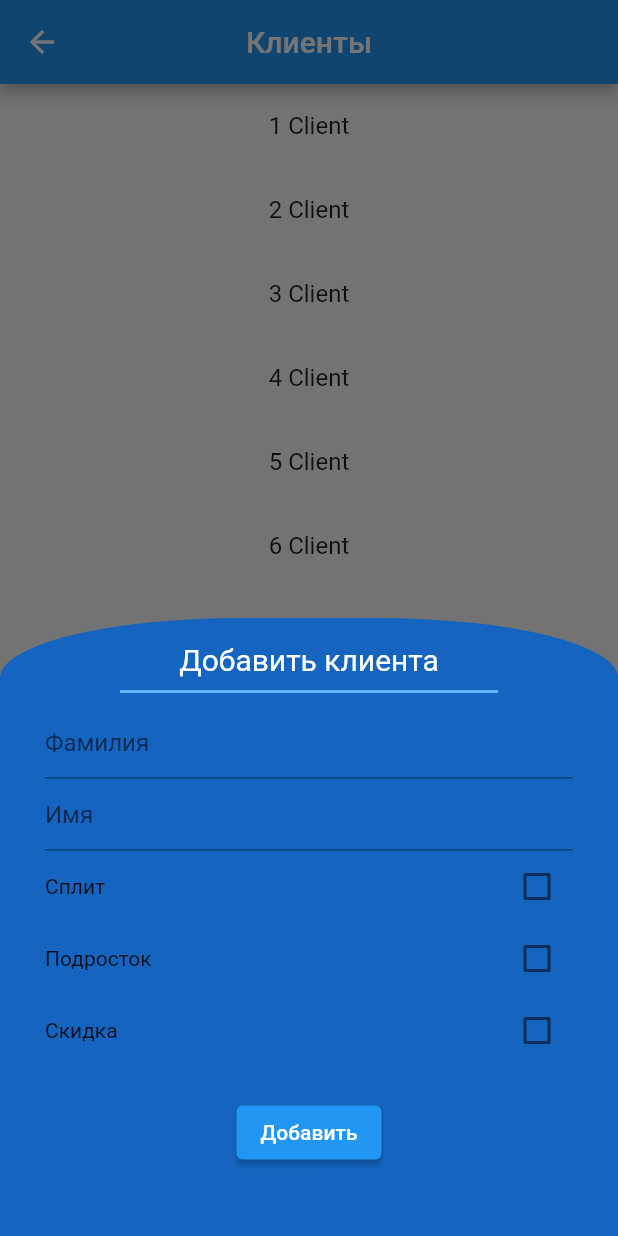
After one commit to rdv8/workout_done, a Flutter app: the ClientScreen screen opened directly, after a tap on "Добавить клиента", on a phone screen of 412 x 824 dp. The commit adds this screen. Run offline on Flutter 3.47's test engine with Material 2 defaults, Android fonts, the phone set to English and light mode, and no system bars.

Commit message:
add client_screen, statistic_screen

```diff
--- /dev/null
+++ b/lib/screens/client_screen/client_screen.dart
@@ -0,0 +1,105 @@
+import 'package:flutter/material.dart';
+import 'package:workout_done/screens/widgets/custom_modal_bottom_sheet.dart';
+
+
+class ClientScreen extends StatelessWidget {
+  const ClientScreen({Key? key}) : super(key: key);
+
+  @override
+  Widget build(BuildContext context) {
+    return Scaffold(
+      resizeToAvoidBottomInset: false,
+      appBar: AppBar(
+        centerTitle: true,
+        title: Text('Клиенты'),
+      ),
+      body: Column(
+        children: [
+          ListView.builder(
+            shrinkWrap: true,
+            itemCount: 10,
+            itemBuilder: (context, index) => ListTile(
+              title: Center(child: Text('${index + 1} Client')),
+            ),
+          ),
+          TextButton(
+            onPressed: () {
+              showCustomModalBottomSheet(context: context,body: CustomModalAddClient());
+            },
+            child: Text('Добавить клиента'),
+          ),
+        ],
+      ),
+    );
+  }
+}
+
+
+class CustomModalAddClient extends StatelessWidget {
+  const CustomModalAddClient({Key? key}) : super(key: key);
+
+  @override
+  Widget build(BuildContext context) {
+    return Container(
+      padding: const EdgeInsets.symmetric(horizontal: 30),
+      height: MediaQuery.of(context).size.height / 2,
+      child: Column(
+        children: [
+          const SizedBox(
+            height: 16,
+          ),
+          Text(
+            'Добавить клиента',
+            style: TextStyle(fontSize: 20, color: Colors.white),
+          ),
+          Divider(
+            color: Colors.blue.shade300,
+            height: 20,
+            thickness: 2,
+            indent: 50,
+            endIndent: 50,
+          ),
+          TextFormField(decoration: InputDecoration(hintText: 'Фамилия'),),
+          TextFormField(decoration: InputDecoration(hintText: 'Имя'),),
+          CheckBoxRow(title: 'Сплит', ),
+          CheckBoxRow(title: 'Подросток'),
+          CheckBoxRow(title: 'Скидка'),
+          const SizedBox(height: 20,),
+          ElevatedButton(onPressed: (){}, child: Text('Добавить')),
+
+
+
+        ],
+      ),
+    );
+  }
+}
+
+class CheckBoxRow extends StatefulWidget {
+  final String title;
+
+
+  const CheckBoxRow({required this.title, Key? key}) : super(key: key);
+
+  @override
+  _CheckBoxRowState createState() => _CheckBoxRowState();
+}
+
+class _CheckBoxRowState extends State<CheckBoxRow> {
+bool _value = false;
+
+  @override
+  Widget build(BuildContext context) {
+    return  Row(
+      mainAxisAlignment: MainAxisAlignment.spaceBetween,
+      children: [
+        Text(widget.title),
+        const SizedBox(width: 8,),
+        Checkbox(value: _value, onChanged: (newValue){setState(() {
+          _value = newValue ?? false;
+        });}),
+      ],
+    )
+    ;
+  }
+}
--- /dev/null
+++ b/lib/screens/widgets/custom_modal_bottom_sheet.dart
@@ -0,0 +1,10 @@
+import 'package:flutter/material.dart';
+
+Future<void> showCustomModalBottomSheet({required BuildContext context, required Widget body}) {
+  return showModalBottomSheet(
+      backgroundColor: Colors.blue.shade800,
+      shape: RoundedRectangleBorder(
+          borderRadius: BorderRadius.vertical(top: Radius.elliptical(160, 40))),
+      context: context,
+      builder: (context) => body);
+}
```
Also changed, not shown: lib/screens/main_screen/main_screen.dart (+131 -98 lines), lib/screens/statistic_screen/statistic_screen.dart (added, +20 -0 lines).
